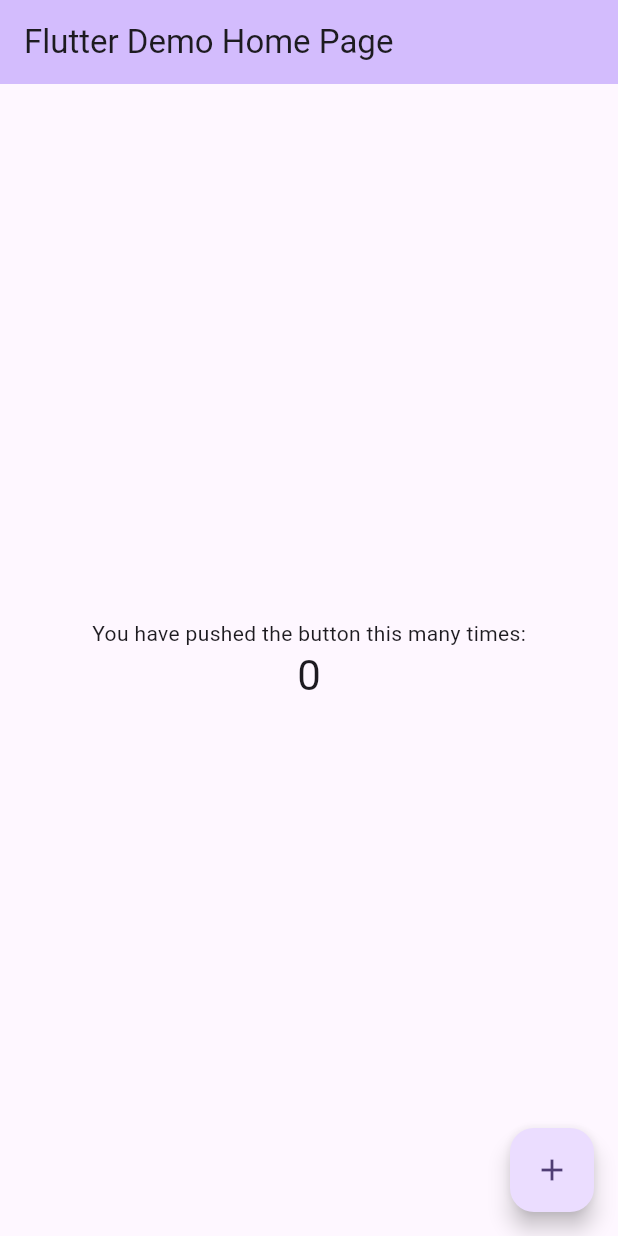
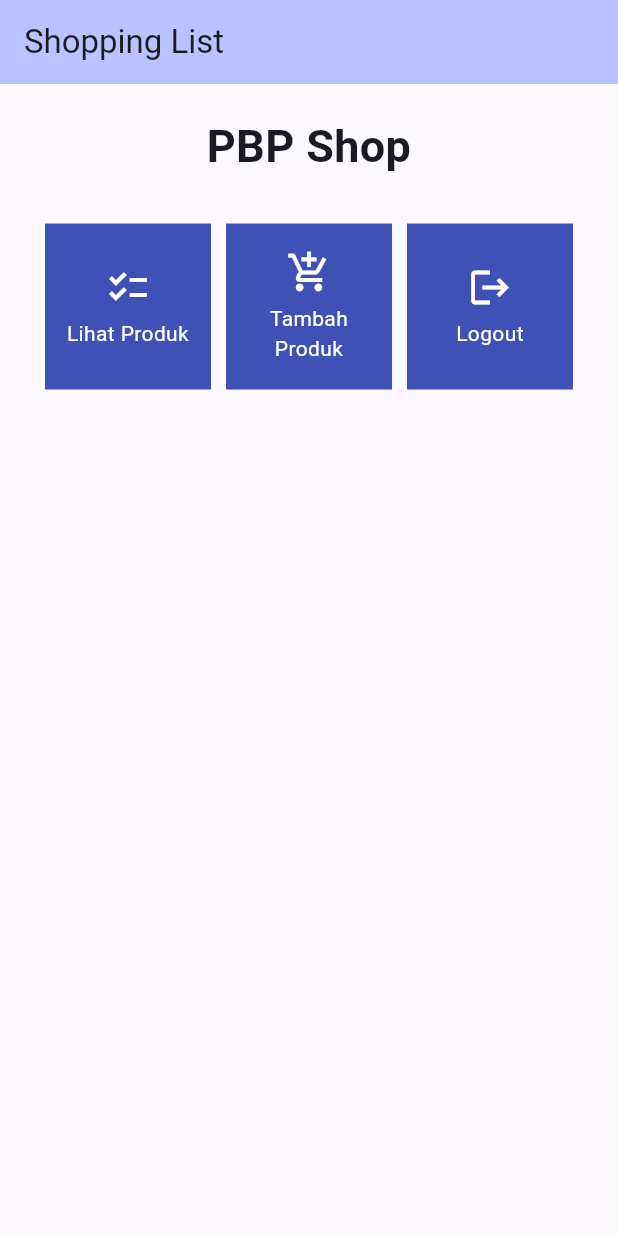
Before and after one commit to rontrying/shopping-list-mobile, a Flutter app: the screen it shows after launch, on a phone screen of 412 x 824 dp. Run offline on Flutter 3.47's test engine with Material 2 defaults, Android fonts, the phone set to English and light mode, and no system bars.

Commit message:
selesai tutorial 6

```diff
--- a/lib/main.dart
+++ b/lib/main.dart
@@ -28,10 +28,10 @@ class MyApp extends StatelessWidget {
         //
         // This works for code too, not just values: Most code changes can be
         // tested with just a hot reload.
-        colorScheme: ColorScheme.fromSeed(seedColor: Colors.deepPurple),
+        colorScheme: ColorScheme.fromSeed(seedColor: Colors.indigo),
         useMaterial3: true,
       ),
-      home: const MyHomePage(title: 'Flutter Demo Home Page'),
+      home: MyHomePage(),
     );
   }
 }
--- a/lib/menu.dart
+++ b/lib/menu.dart
@@ -1,35 +1,12 @@
 import 'package:flutter/material.dart';
-class MyHomePage extends StatefulWidget {
-  const MyHomePage({super.key, required this.title});
+class MyHomePage extends StatelessWidget {
+  MyHomePage({Key? key}) : super(key: key);
 
-  // This widget is the home page of your application. It is stateful, meaning
-  // that it has a State object (defined below) that contains fields that affect
-  // how it looks.
-
-  // This class is the configuration for the state. It holds the values (in this
-  // case the title) provided by the parent (in this case the App widget) and
-  // used by the build method of the State. Fields in a Widget subclass are
-  // always marked "final".
-
-  final String title;
-
-  @override
-  State<MyHomePage> createState() => _MyHomePageState();
-}
-
-class _MyHomePageState extends State<MyHomePage> {
-  int _counter = 0;
-
-  void _incrementCounter() {
-    setState(() {
-      // This call to setState tells the Flutter framework that something has
-      // changed in this State, which causes it to rerun the build method below
-      // so that the display can reflect the updated values. If we changed
-      // _counter without calling setState(), then the build method would not be
-      // called again, and so nothing would appear to happen.
-      _counter++;
-    });
-  }
+  final List<ShopItem> items = [
+    ShopItem("Lihat Produk", Icons.checklist),
+    ShopItem("Tambah Produk", Icons.add_shopping_cart),
+    ShopItem("Logout", Icons.logout),
+  ];
 
   @override
   Widget build(BuildContext context) {
@@ -47,42 +24,99 @@ class _MyHomePageState extends State<MyHomePage> {
         backgroundColor: Theme.of(context).colorScheme.inversePrimary,
         // Here we take the value from the MyHomePage object that was created by
         // the App.build method, and use it to set our appbar title.
-        title: Text(widget.title),
+        title: const Text(
+          'Shopping List',
         ),
-      body: Center(
-        // Center is a layout widget. It takes a single child and positions it
-        // in the middle of the parent.
+      ),
+      body: SingleChildScrollView(
+        // Widget wrapper yang dapat discroll
+        child: Padding(
+          padding: const EdgeInsets.all(10.0), // Set padding dari halaman
           child: Column(
-          // Column is also a layout widget. It takes a list of children and
-          // arranges them vertically. By default, it sizes itself to fit its
-          // children horizontally, and tries to be as tall as its parent.
-          //
-          // Column has various properties to control how it sizes itself and
-          // how it positions its children. Here we use mainAxisAlignment to
-          // center the children vertically; the main axis here is the vertical
-          // axis because Columns are vertical (the cross axis would be
-          // horizontal).
-          //
-          // TRY THIS: Invoke "debug painting" (choose the "Toggle Debug Paint"
-          // action in the IDE, or press "p" in the console), to see the
-          // wireframe for each widget.
-          mainAxisAlignment: MainAxisAlignment.center,
+            // Widget untuk menampilkan children secara vertikal
             children: <Widget>[
-            const Text(
-              'You have pushed the button this many times:',
+              const Padding(
+                padding: EdgeInsets.only(top: 10.0, bottom: 10.0),
+                // Widget Text untuk menampilkan tulisan dengan alignment center dan style yang sesuai
+                child: Text(
+                  'PBP Shop', // Text yang menandakan toko
+                  textAlign: TextAlign.center,
+                  style: TextStyle(
+                    fontSize: 30,
+                    fontWeight: FontWeight.bold,
                   ),
-            Text(
-              '$_counter',
-              style: Theme.of(context).textTheme.headlineMedium,
+                ),
+              ),
+              // Grid layout
+              GridView.count(
+                // Container pada card kita.
+                primary: true,
+                padding: const EdgeInsets.all(20),
+                crossAxisSpacing: 10,
+                mainAxisSpacing: 10,
+                crossAxisCount: 3,
+                shrinkWrap: true,
+                children: items.map((ShopItem item) {
+                  // Iterasi untuk setiap item
+                  return ShopCard(item);
+                }).toList(),
               ),
             ],
           ),
         ),
-      floatingActionButton: FloatingActionButton(
-        onPressed: _incrementCounter,
-        tooltip: 'Increment',
-        child: const Icon(Icons.add),
-      ), // This trailing comma makes auto-formatting nicer for build methods.
+      ),
     );
   }
 }
+
+class ShopItem {
+  final String name;
+  final IconData icon;
+
+  ShopItem(this.name, this.icon);
+}
+
+class ShopCard extends StatelessWidget {
+  final ShopItem item;
+
+  const ShopCard(this.item, {super.key}); // Constructor
+
+  @override
+  Widget build(BuildContext context) {
+    return Material(
+      color: Colors.indigo,
+      child: InkWell(
+        // Area responsive terhadap sentuhan
+        onTap: () {
+          // Memunculkan SnackBar ketika diklik
+          ScaffoldMessenger.of(context)
+            ..hideCurrentSnackBar()
+            ..showSnackBar(SnackBar(
+                content: Text("Kamu telah menekan tombol ${item.name}!")));
+        },
+        child: Container(
+          // Container untuk menyimpan Icon dan Text
+          padding: const EdgeInsets.all(8),
+          child: Center(
+            child: Column(
+              mainAxisAlignment: MainAxisAlignment.center,
+              children: [
+                Icon(
+                  item.icon,
+                  color: Colors.white,
+                  size: 30.0,
+                ),
+                const Padding(padding: EdgeInsets.all(3)),
+                Text(
+                  item.name,
+                  textAlign: TextAlign.center,
+                  style: const TextStyle(color: Colors.white),
+                ),
+              ],
+            ),
+          ),
+        ),
+      ),
+    );
+  }
+}
```
Lines whose indentation alone changed are shown as unchanged.
